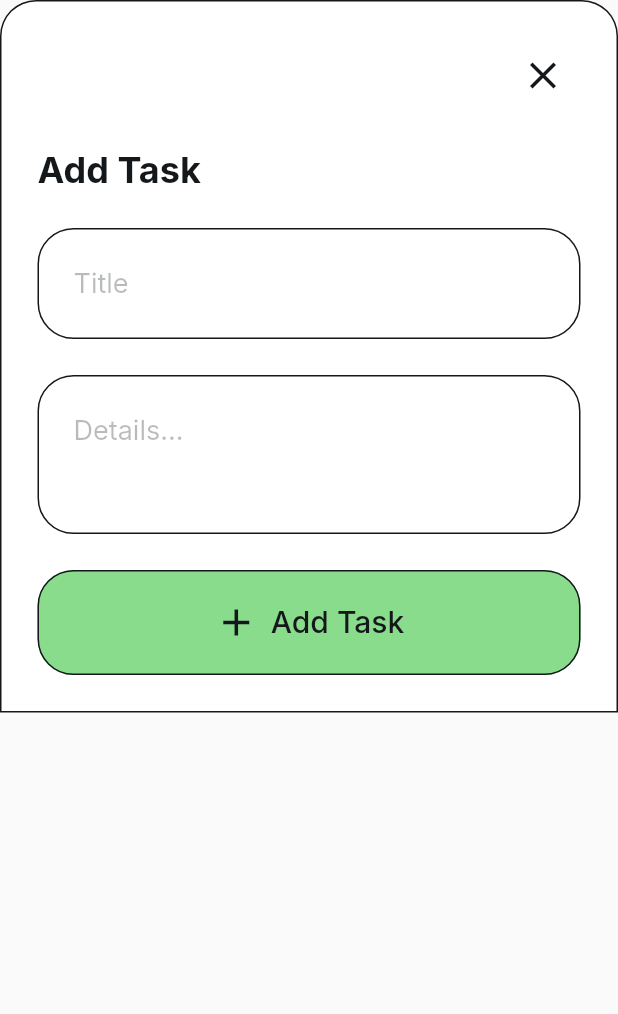
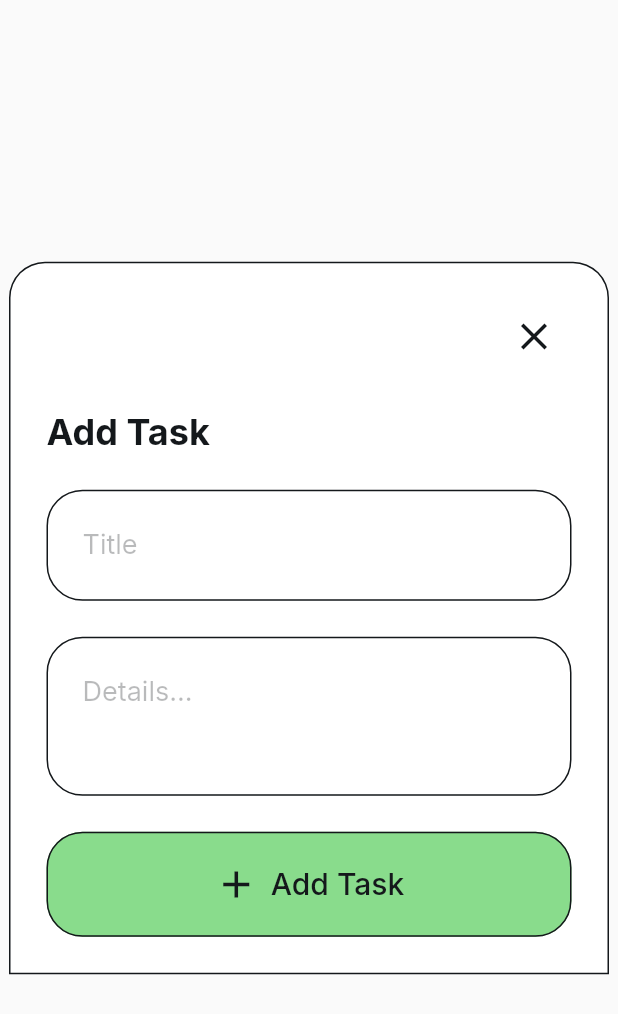
Before and after one commit to BrandonR9/TodoApp, a Flutter app: the AddTaskWidget widget shown alone on an empty page, opened directly, on a phone screen of 412 x 824 dp. Shown: the top 1014 px of the screen. Run offline on Flutter 3.47's test engine with Material 3 defaults, Android fonts, the light colour scheme and no system bars; drawn by our look-alikes of auto_size_text; our stand-ins replace cloud_firestore, easy_debounce, file_picker, firebase_auth, firebase_core, firebase_storage and 12 more; missing offline and left inert: json_path, mime_type; accounts and stored records are empty.

Commit message:
Updating to latest FlutterFlow output.

```diff
--- a/lib/components/add_task_widget.dart
+++ b/lib/components/add_task_widget.dart
@@ -47,8 +47,13 @@ class _AddTaskWidgetState extends State<AddTaskWidget> {
 
   @override
   Widget build(BuildContext context) {
-    return Container(
+    return Align(
+      alignment: const AlignmentDirectional(0.0, 0.0),
+      child: Container(
         width: double.infinity,
+        constraints: const BoxConstraints(
+          maxWidth: 400.0,
+        ),
         decoration: BoxDecoration(
           color: FlutterFlowTheme.of(context).secondaryBackground,
           borderRadius: const BorderRadius.only(
@@ -103,7 +108,8 @@ class _AddTaskWidgetState extends State<AddTaskWidget> {
                   obscureText: false,
                   decoration: InputDecoration(
                     isDense: true,
-                  labelStyle: FlutterFlowTheme.of(context).labelMedium.override(
+                    labelStyle:
+                        FlutterFlowTheme.of(context).labelMedium.override(
                               fontFamily: 'Inter',
                               letterSpacing: 0.0,
                             ),
@@ -163,7 +169,8 @@ class _AddTaskWidgetState extends State<AddTaskWidget> {
                   obscureText: false,
                   decoration: InputDecoration(
                     isDense: true,
-                  labelStyle: FlutterFlowTheme.of(context).labelMedium.override(
+                    labelStyle:
+                        FlutterFlowTheme.of(context).labelMedium.override(
                               fontFamily: 'Inter',
                               letterSpacing: 0.0,
                             ),
@@ -212,8 +219,8 @@ class _AddTaskWidgetState extends State<AddTaskWidget> {
                   maxLines: null,
                   minLines: 3,
                   cursorColor: FlutterFlowTheme.of(context).primaryText,
-                validator:
-                    _model.detailsTextControllerValidator.asValidator(context),
+                  validator: _model.detailsTextControllerValidator
+                      .asValidator(context),
                 ),
               ),
               FFButtonWidget(
@@ -239,7 +246,8 @@ class _AddTaskWidgetState extends State<AddTaskWidget> {
                   width: double.infinity,
                   height: 70.0,
                   padding: const EdgeInsetsDirectional.fromSTEB(16.0, 0.0, 16.0, 0.0),
-                iconPadding: const EdgeInsetsDirectional.fromSTEB(0.0, 0.0, 0.0, 0.0),
+                  iconPadding:
+                      const EdgeInsetsDirectional.fromSTEB(0.0, 0.0, 0.0, 0.0),
                   color: FlutterFlowTheme.of(context).primary,
                   textStyle: FlutterFlowTheme.of(context).labelMedium.override(
                         fontFamily: 'Inter',
@@ -256,6 +264,7 @@ class _AddTaskWidgetState extends State<AddTaskWidget> {
             ].divide(const SizedBox(height: 24.0)),
           ),
         ),
+      ),
     );
   }
 }
```
Lines whose indentation alone changed are shown as unchanged.
